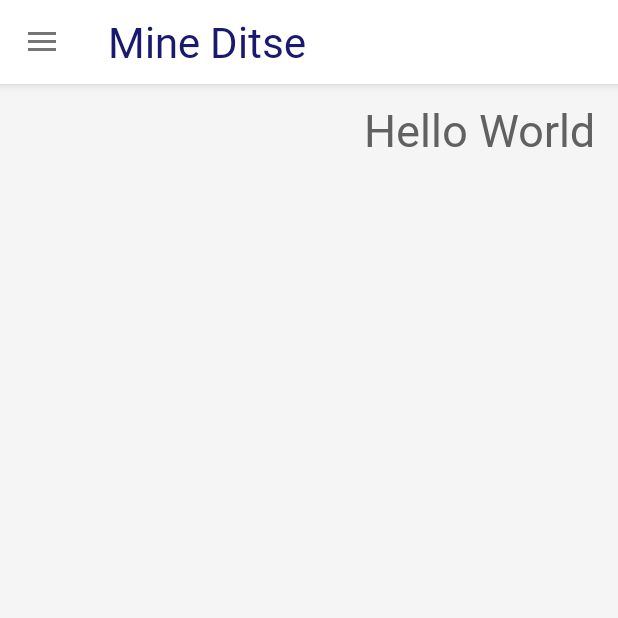
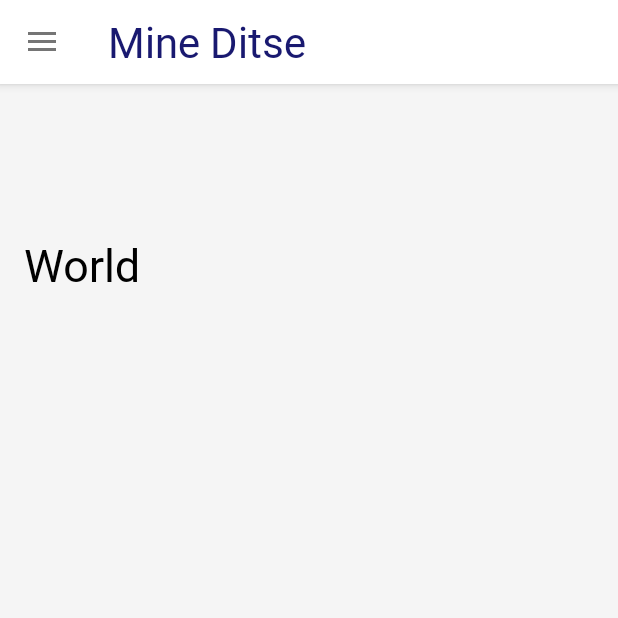
Before and after one commit to jeyymsantos/mineditse-android, an Android app: the CustomerHomepage screen opened directly, with no data from a screen before it, on a phone screen of 412 x 824 dp, the top half of it. Run offline under Robolectric (Android 15) with nearby library versions, the phone set to English and light mode, and no system bars; our stand-ins replace Volley; network calls fail; 1 statement that could not run was skipped.

Commit message:
Chenelyn ni Jeyym

```diff
--- a/app/src/main/res/layout/activity_customer_homepage.xml
+++ b/app/src/main/res/layout/activity_customer_homepage.xml
@@ -32,17 +32,17 @@
             android:orientation="vertical">
 
             <TextView
-                android:layout_width="match_parent"
+                android:layout_width="wrap_content"
                 android:layout_height="wrap_content"
                 android:layout_marginRight="15dp"
                 android:layout_marginLeft="15dp"
-                android:layout_marginTop="10dp"
+                android:layout_marginTop="100dp"
                 android:layout_marginBottom="5dp"
                 android:fontFamily="@font/m_plus_rounded_1c_bold"
                 android:textSize="30dp"
                 android:textAlignment="textEnd"
-                android:textColor="@color/dark_gray"
-                android:text="Hello World"/>
+                android:textColor="@color/black"
+                android:text="World"/>
 
             <androidx.recyclerview.widget.RecyclerView
                 android:id="@+id/home_recyclerView"
```
